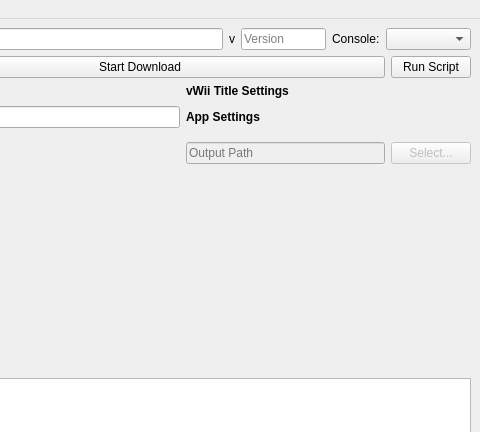
First picture: the form in qt/ui/MainMenu.ui, repository NinjaCheetah/NUSGet, before the edit; both pictures show x 530 to 1010 and y 0 to 432 of the 1010 by 675 pixel window.
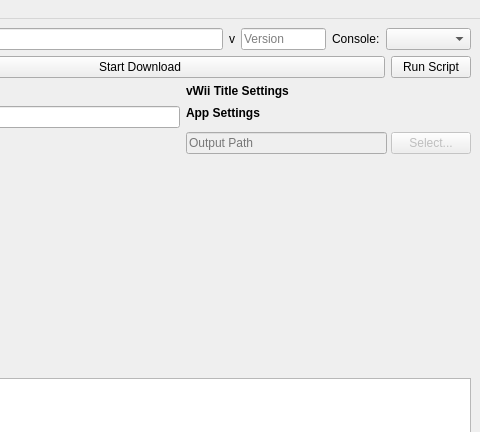
Second picture: the form after the edit. Icons and pictures are not drawn. Custom widgets are drawn as their Qt base class.

Patch:
```diff
--- a/qt/ui/MainMenu.ui
+++ b/qt/ui/MainMenu.ui
@@ -307,6 +307,9 @@
         </item>
         <item>
          <layout class="QVBoxLayout" name="verticalLayout_8">
+          <property name="spacing">
+           <number>4</number>
+          </property>
           <property name="sizeConstraint">
            <enum>QLayout::SizeConstraint::SetMinimumSize</enum>
           </property>
@@ -382,7 +385,7 @@
             <property name="sizeHint" stdset="0">
              <size>
               <width>20</width>
-              <height>50</height>
+              <height>100</height>
              </size>
             </property>
            </spacer>
```
Left out of the diff: 4 changed lines with no effect on the pictures.
